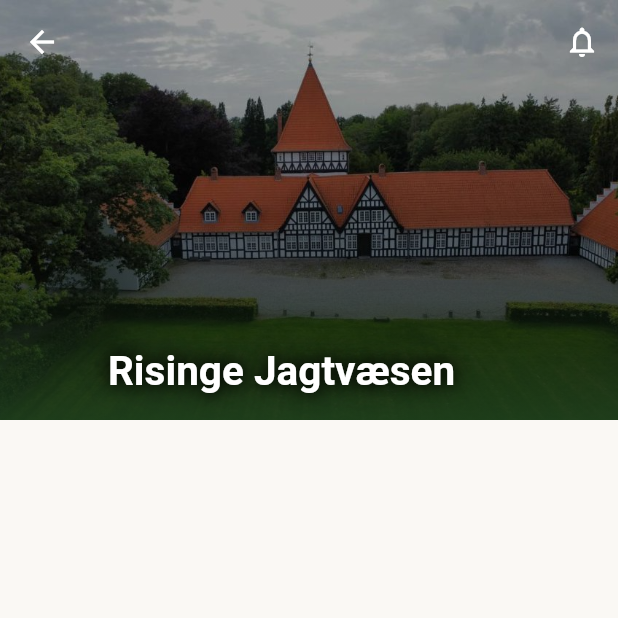
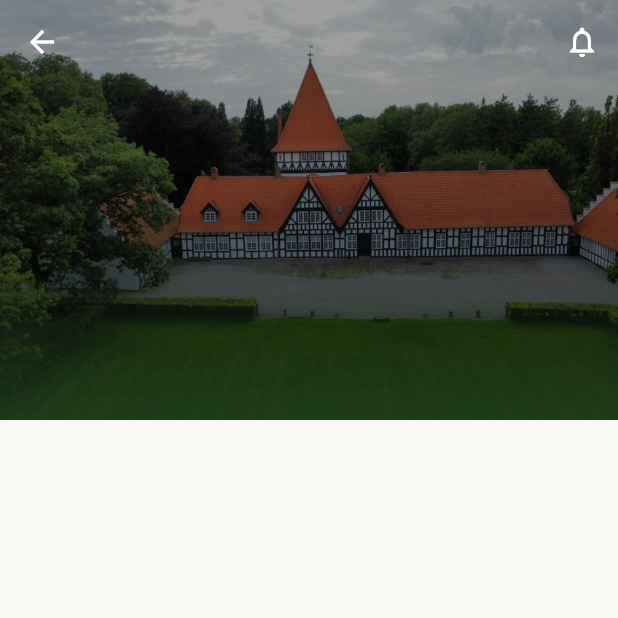
Before and after one commit to brinch-dev/risinge-jagt-app, a Flutter app: the HomePage screen opened directly, on a phone screen of 412 x 824 dp, the top half of it. Run offline on Flutter 3.47's test engine with Material 3 defaults, Android fonts, the phone set to English and light mode, and no system bars; our stand-ins replace firebase_core, firebase_messaging, flutter_dotenv, flutter_local_notifications, flutter_map, flutter_riverpod and 12 more; accounts and stored records are empty.

Commit message:
Fjern hero-tekst — lad billedet tale for sig selv
Co-Authored-By: Claude Opus 4.6 <noreply@anthropic.com>

```diff
--- a/lib/features/home/home_page.dart
+++ b/lib/features/home/home_page.dart
@@ -131,18 +131,6 @@ class HomePage extends ConsumerWidget {
           ),
       ],
       flexibleSpace: FlexibleSpaceBar(
-        title: Text(
-          hero?.title ?? 'Risinge Jagtvæsen',
-          style: TextStyle(
-            color: cs.onPrimary,
-            fontWeight: FontWeight.bold,
-            fontSize: 18,
-            shadows: const [
-              Shadow(blurRadius: 12, color: Colors.black),
-              Shadow(blurRadius: 24, color: Colors.black87),
-            ],
-          ),
-        ),
         background: Stack(
           fit: StackFit.expand,
           children: [
```
